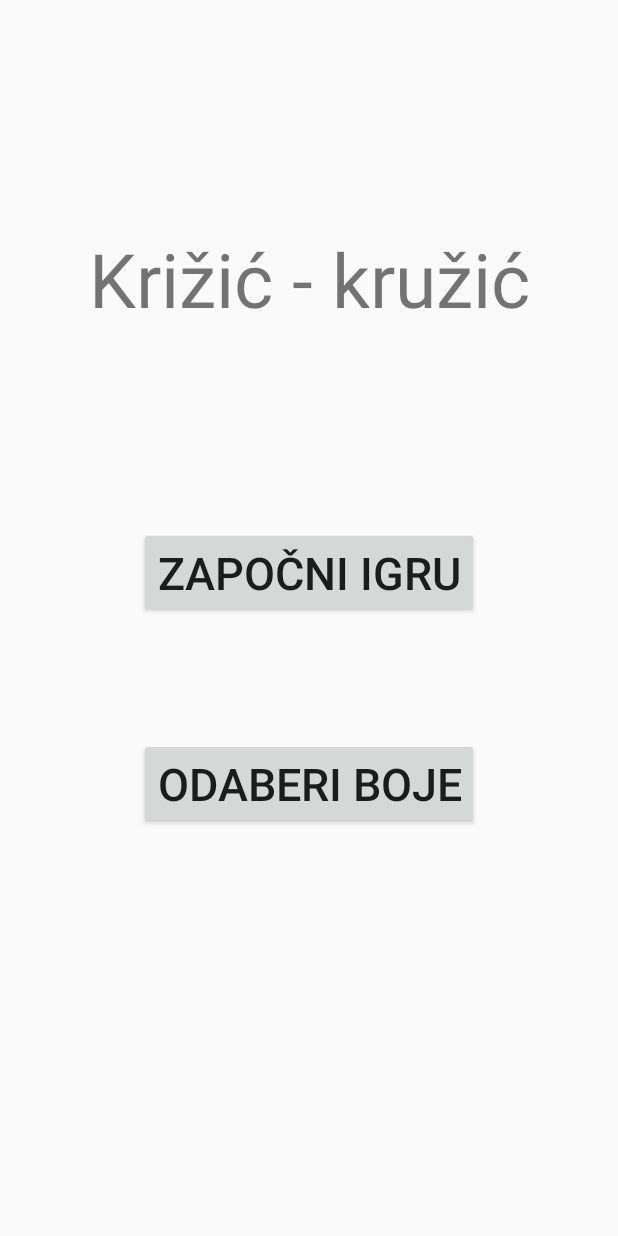
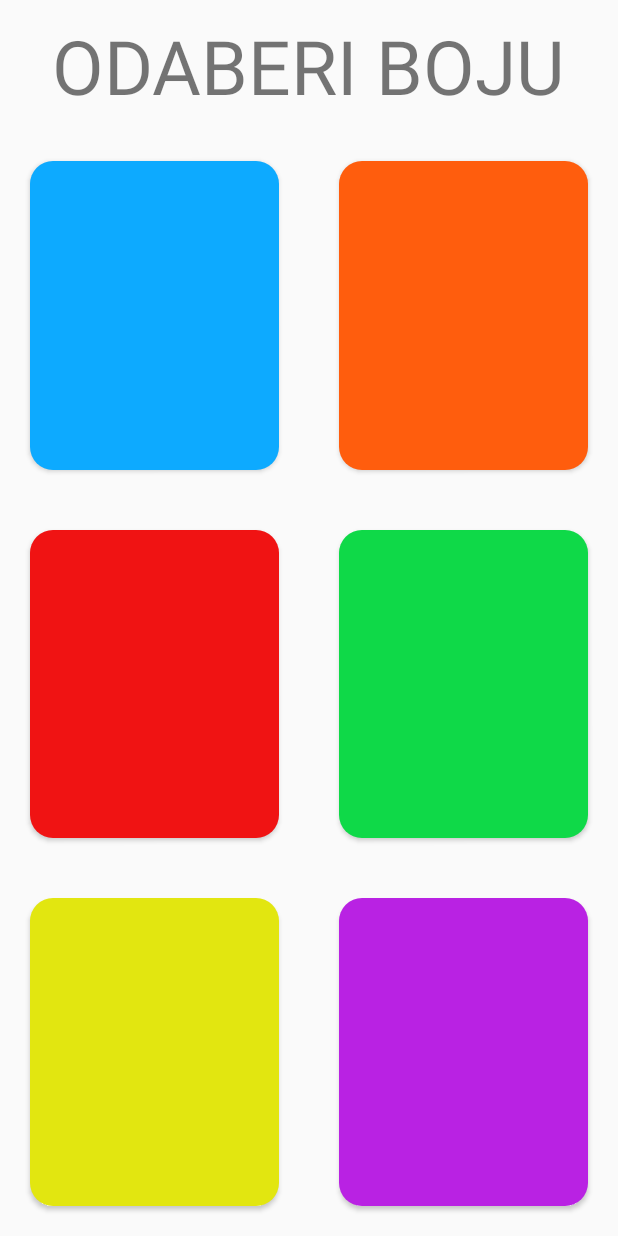
Before and after one commit to ajan9/TicTacToe, an Android app: the screen it shows after launch (MainActivity), on a phone screen of 412 x 824 dp. Run offline under Robolectric (Android 15) with nearby library versions, the phone set to English and light mode, and no system bars.

Commit message:
andrea UPDATE V2

```diff
--- a/app/src/main/java/com/example/tictactoe/MainActivity.java
+++ b/app/src/main/java/com/example/tictactoe/MainActivity.java
@@ -3,6 +3,7 @@ package com.example.tictactoe;
 import android.content.Intent;
 import android.os.Bundle;
 import android.view.View;
+import android.os.CountDownTimer;
 import android.widget.Button;
 
 import androidx.appcompat.app.AppCompatActivity;
@@ -10,19 +11,75 @@ import androidx.appcompat.app.AppCompatActivity;
 public class MainActivity extends AppCompatActivity{
 
     private final AppCompatActivity activity = MainActivity.this;
-    Button startGame;
 
     @Override
     protected void onCreate(Bundle savedInstanceState) {
         super.onCreate(savedInstanceState);
         setContentView(R.layout.activity_main);
 
-        Button startGame = findViewById(R.id.game);
-        startGame.setOnClickListener(new View.OnClickListener() {
+        Button blue = findViewById(R.id.blue);
+        Button orange = findViewById(R.id.orange);
+        Button red = findViewById(R.id.red);
+        Button green = findViewById(R.id.green);
+        Button yellow = findViewById(R.id.yellow);
+        Button purple = findViewById(R.id.purple);
+
+        blue.setOnClickListener(new View.OnClickListener() {
             @Override
             public void onClick(View view) {
                 Intent i = new Intent(activity, StartActivity.class);
                 startActivity(i);
+
+            }
+        });
+        orange.setOnClickListener(new View.OnClickListener() {
+            @Override
+            public void onClick(View view) {
+                view.setBackground(getDrawable(R.drawable.gray_btn));
+                view.setEnabled(false);
+            }
+        });
+        red.setOnClickListener(new View.OnClickListener() {
+            @Override
+            public void onClick(View view) {
+                view.setBackground(getDrawable(R.drawable.gray_btn));
+                new CountDownTimer(2000, 50) {
+
+                    @Override
+                    public void onTick(long arg0) {
+                        // TODO Auto-generated method stub
+
+                    }
+
+                    @Override
+                    public void onFinish() {
+                        view.setBackground(getDrawable(R.drawable.red_btn));
+                    }
+                }.start();
+
+
+                view.setEnabled(false);
+            }
+        });
+        green.setOnClickListener(new View.OnClickListener() {
+            @Override
+            public void onClick(View view) {
+                view.setBackground(getDrawable(R.drawable.gray_btn));
+                view.setEnabled(false);
+            }
+        });
+        yellow.setOnClickListener(new View.OnClickListener() {
+            @Override
+            public void onClick(View view) {
+                view.setBackground(getDrawable(R.drawable.gray_btn));
+                view.setEnabled(false);
+            }
+        });
+        purple.setOnClickListener(new View.OnClickListener() {
+            @Override
+            public void onClick(View view) {
+                view.setBackground(getDrawable(R.drawable.gray_btn));
+                view.setEnabled(false);
             }
         });
 
--- /dev/null
+++ b/app/src/main/res/drawable/green_btn.xml
@@ -0,0 +1,7 @@
+<?xml version="1.0" encoding="utf-8"?>
+<shape
+    xmlns:android="http://schemas.android.com/apk/res/android"
+    android:shape="rectangle">
+    <solid android:color="@color/green"/>
+    <corners android:radius="15dp" />
+</shape>
--- /dev/null
+++ b/app/src/main/res/drawable/purple_btn.xml
@@ -0,0 +1,7 @@
+<?xml version="1.0" encoding="utf-8"?>
+<shape
+    xmlns:android="http://schemas.android.com/apk/res/android"
+    android:shape="rectangle">
+    <solid android:color="@color/purple"/>
+    <corners android:radius="15dp" />
+</shape>
--- /dev/null
+++ b/app/src/main/res/drawable/red_btn.xml
@@ -0,0 +1,7 @@
+<?xml version="1.0" encoding="utf-8"?>
+<shape
+    xmlns:android="http://schemas.android.com/apk/res/android"
+    android:shape="rectangle">
+    <solid android:color="@color/red"/>
+    <corners android:radius="15dp" />
+</shape>
--- /dev/null
+++ b/app/src/main/res/drawable/yellow_btn.xml
@@ -0,0 +1,7 @@
+<?xml version="1.0" encoding="utf-8"?>
+<shape
+    xmlns:android="http://schemas.android.com/apk/res/android"
+    android:shape="rectangle">
+    <solid android:color="@color/yellow"/>
+    <corners android:radius="15dp" />
+</shape>
--- a/app/src/main/res/layout/activity_main.xml
+++ b/app/src/main/res/layout/activity_main.xml
@@ -18,41 +18,100 @@
         app:layout_constraintStart_toStartOf="parent"
         app:layout_constraintTop_toTopOf="parent">
 
+        <LinearLayout
+            android:layout_width="match_parent"
+            android:layout_height="match_parent"
+            android:orientation="vertical"
+            app:layout_constraintBottom_toBottomOf="parent"
+
+            app:layout_constraintTop_toTopOf="parent"
+            tools:layout_editor_absoluteX="1dp">
+
             <TextView
                 android:id="@+id/gameName"
                 android:layout_width="wrap_content"
                 android:layout_height="wrap_content"
-            android:layout_marginTop="152dp"
-            android:text="Križić - kružić"
-            android:textSize="50sp"
-            app:layout_constraintEnd_toEndOf="parent"
-            app:layout_constraintStart_toStartOf="parent"
-            app:layout_constraintTop_toTopOf="parent" />
+                android:text="ODABERI BOJU"
+                android:layout_margin="10dp"
+                android:layout_gravity="center"
+                android:textSize="50sp" />
+
+            <LinearLayout
+                android:layout_width="match_parent"
+                android:layout_height="match_parent"
+                android:layout_weight="1"
+                android:orientation="horizontal">
 
                 <Button
-            android:id="@+id/game"
-            android:layout_width="wrap_content"
-            android:layout_height="wrap_content"
-            android:layout_marginTop="132dp"
-            android:clickable="true"
-            android:focusable="true"
-            android:text="Započni igru"
-            android:textSize="30sp"
-            app:layout_constraintEnd_toEndOf="parent"
-            app:layout_constraintStart_toStartOf="parent"
-            app:layout_constraintTop_toBottomOf="@+id/gameName" />
+                    android:id="@+id/blue"
+                    android:layout_width="match_parent"
+                    android:layout_height="match_parent"
+                    android:layout_margin="20dp"
+                    android:layout_weight="1"
+                    android:background="@drawable/blue_btn" />
 
                 <Button
-            android:id="@+id/colors"
-            android:layout_width="wrap_content"
-            android:layout_height="wrap_content"
-            android:layout_marginTop="80dp"
-            android:gravity="center"
-            android:text="Odaberi boje"
-            android:textSize="30sp"
-            app:layout_constraintEnd_toEndOf="parent"
-            app:layout_constraintStart_toStartOf="parent"
-            app:layout_constraintTop_toBottomOf="@id/game" />
+                    android:id="@+id/orange"
+                    android:layout_width="match_parent"
+                    android:layout_height="match_parent"
+                    android:layout_margin="20dp"
+                    android:layout_weight="1"
+                    android:background="@drawable/orange_btn" />
+
+            </LinearLayout>
+
+            <LinearLayout
+                android:layout_width="match_parent"
+                android:layout_height="match_parent"
+                android:layout_weight="1"
+                android:orientation="horizontal">
+
+                <Button
+                    android:id="@+id/red"
+                    android:layout_width="match_parent"
+                    android:layout_height="match_parent"
+                    android:layout_margin="20dp"
+                    android:layout_weight="1"
+                    android:background="@drawable/red_btn" />
+
+                <Button
+                    android:id="@+id/green"
+                    android:layout_width="match_parent"
+                    android:layout_height="match_parent"
+                    android:layout_margin="20dp"
+                    android:layout_weight="1"
+                    android:background="@drawable/green_btn" />
+            </LinearLayout>
+
+            <LinearLayout
+                android:layout_width="match_parent"
+                android:layout_height="match_parent"
+                android:layout_weight="1"
+                android:orientation="horizontal">
+
+                <Button
+                    android:id="@+id/yellow"
+                    android:layout_width="match_parent"
+                    android:layout_height="match_parent"
+                    android:layout_margin="20dp"
+                    android:layout_weight="1"
+                    android:background="@drawable/yellow_btn"
+
+                    />
+
+                <Button
+                    android:id="@+id/purple"
+                    android:layout_width="match_parent"
+                    android:layout_height="match_parent"
+                    android:layout_margin="20dp"
+                    android:layout_weight="1"
+                    android:background="@drawable/purple_btn"
+
+                    />
+            </LinearLayout>
+
+        </LinearLayout>
+
 
     </androidx.constraintlayout.widget.ConstraintLayout>
 
--- a/app/src/main/res/layout/activity_start.xml
+++ b/app/src/main/res/layout/activity_start.xml
@@ -27,7 +27,7 @@
             android:layout_marginStart="2dp"
             android:layout_marginEnd="4dp"
             android:layout_marginBottom="4dp"
-            android:background="@drawable/blue_btn"
+            android:background="@drawable/gray_btn"
             android:textSize="0dp"
             app:layout_constraintBottom_toTopOf="@+id/button10"
             app:layout_constraintEnd_toStartOf="@+id/button01"
@@ -41,7 +41,7 @@
             android:layout_marginEnd="3dp"
             android:layout_marginBottom="4dp"
             android:textSize="0dp"
-            android:background="@drawable/orange_btn"
+            android:background="@drawable/gray_btn"
             app:layout_constraintBottom_toTopOf="@+id/button11"
             app:layout_constraintEnd_toStartOf="@+id/button02"
             app:layout_constraintStart_toEndOf="@+id/button00"
@@ -82,7 +82,7 @@
             android:layout_marginEnd="3dp"
             android:layout_marginBottom="3dp"
             android:textSize="0dp"
-            android:background="@drawable/blue_btn"
+            android:background="@drawable/gray_btn"
             app:layout_constraintBottom_toTopOf="@+id/button21"
             app:layout_constraintEnd_toStartOf="@+id/button12"
             app:layout_constraintStart_toEndOf="@+id/button10"
--- a/app/src/main/res/values/colors.xml
+++ b/app/src/main/res/values/colors.xml
@@ -12,4 +12,9 @@
     <color name="orange">#ff5d0d</color>
     <color name="blue">#0daaff</color>
     <color name="dark_white">#d9d9d9</color>
+    <color name="red">#f01313</color>
+    <color name="green">#0fd948</color>
+    <color name="yellow">#e2e610</color>
+    <color name="purple">#b922e3</color>
+
 </resources>
```
Lines whose indentation alone changed are shown as unchanged.
